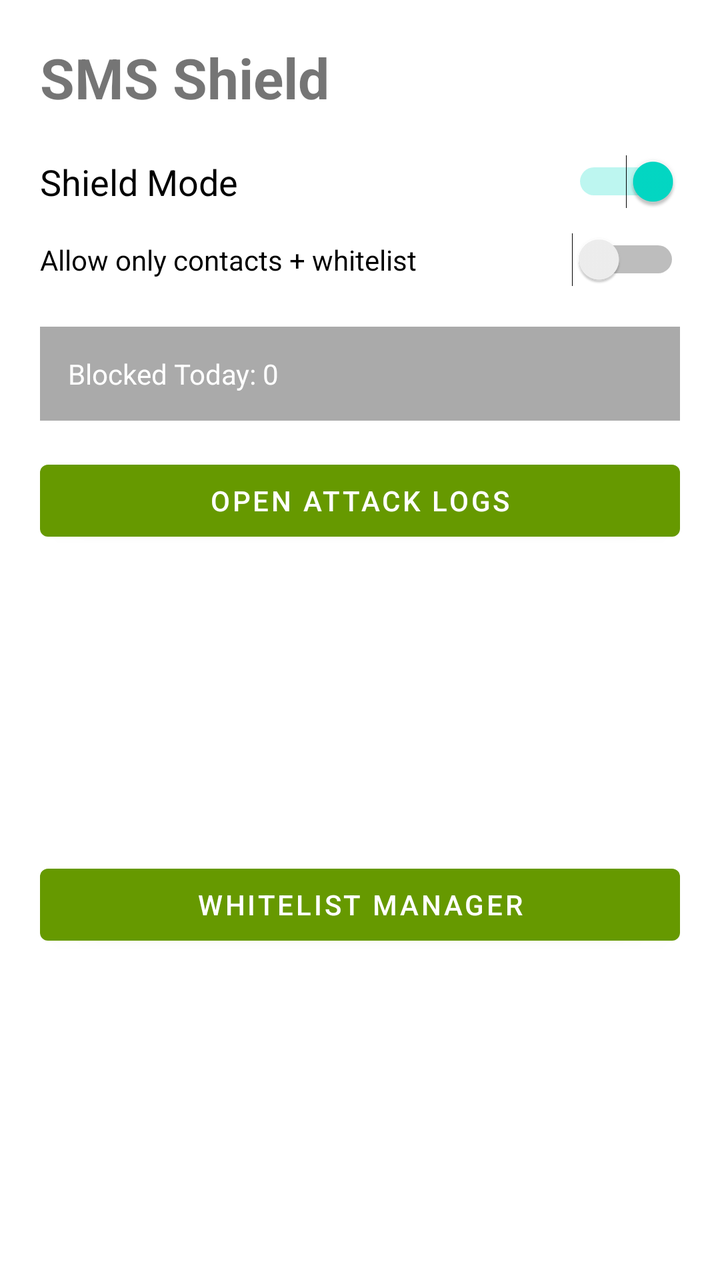
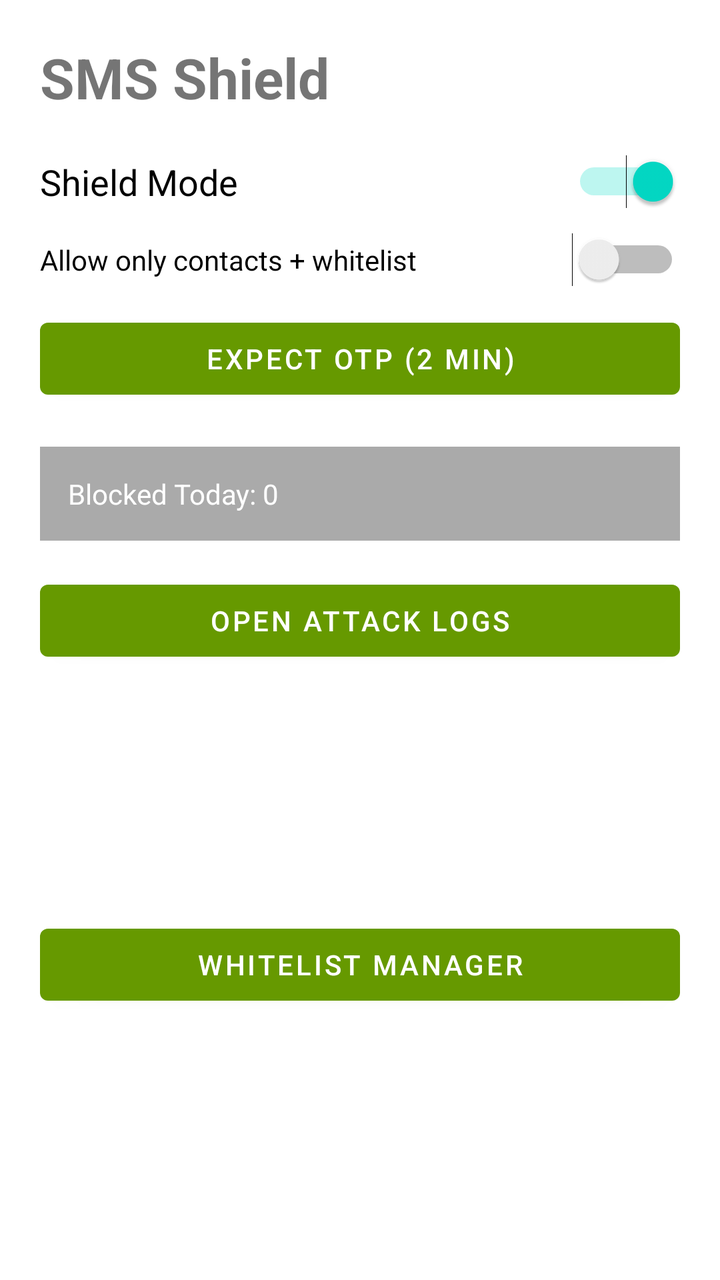

Before-and-after screenshots of an Android layout around one commit, followed by the original layout XML and the change that was made.
<!-- AndroidManifest.xml: application theme Theme.SmsShield -->
<!-- res/layout/activity_main.xml -->
<?xml version="1.0" encoding="utf-8"?>

<ScrollView xmlns:android="http://schemas.android.com/apk/res/android"
    xmlns:app="http://schemas.android.com/apk/res-auto"
    android:layout_width="match_parent"
    android:layout_height="match_parent"
    android:fillViewport="true">

    <androidx.constraintlayout.widget.ConstraintLayout
        android:layout_width="match_parent"
        android:layout_height="wrap_content"
        android:padding="20dp">

        <TextView
            android:id="@+id/textTitle"
            android:layout_width="0dp"
            android:layout_height="wrap_content"
            android:text="@string/title"
            android:textSize="28sp"
            android:textStyle="bold"
            app:layout_constraintStart_toStartOf="parent"
            app:layout_constraintTop_toTopOf="parent"
            app:layout_constraintEnd_toEndOf="parent" />

        <Switch
            android:id="@+id/switchShield"
            android:layout_width="0dp"
            android:layout_height="wrap_content"
            android:layout_marginTop="20dp"
            android:checked="true"
            android:text="@string/shield_switch"
            android:textSize="18sp"
            app:layout_constraintStart_toStartOf="parent"
            app:layout_constraintTop_toBottomOf="@id/textTitle"
            app:layout_constraintEnd_toEndOf="parent" />

        <Switch
            android:id="@+id/switchContactsOnly"
            android:layout_width="0dp"
            android:layout_height="wrap_content"
            android:layout_marginTop="12dp"
            android:text="@string/contacts_only_switch"
            app:layout_constraintStart_toStartOf="parent"
            app:layout_constraintTop_toBottomOf="@id/switchShield"
            app:layout_constraintEnd_toEndOf="parent" />

        <TextView
            android:id="@+id/textStats"
            android:layout_width="0dp"
            android:layout_height="wrap_content"
            android:layout_marginTop="20dp"
            android:background="@android:color/darker_gray"
            android:padding="14dp"
            android:text="@string/stats_placeholder"
            android:textColor="@android:color/white"
            app:layout_constraintStart_toStartOf="parent"
            app:layout_constraintTop_toBottomOf="@id/switchContactsOnly"
            app:layout_constraintEnd_toEndOf="parent" />

        <Button
            android:id="@+id/buttonLogs"
            android:layout_width="0dp"
            android:layout_height="wrap_content"
            android:layout_marginTop="16dp"
            android:text="@string/open_logs"
            app:layout_constraintStart_toStartOf="parent"
            app:layout_constraintTop_toBottomOf="@id/textStats"
            app:layout_constraintEnd_toEndOf="parent" />

        <Button
            android:id="@+id/buttonWhitelist"
            android:layout_width="0dp"
            android:layout_height="wrap_content"
            android:layout_marginTop="10dp"
            android:text="@string/manage_whitelist"
            app:layout_constraintStart_toStartOf="parent"
            app:layout_constraintTop_toBottomOf="@id/buttonLogs"
            app:layout_constraintEnd_toEndOf="parent"
            app:layout_constraintBottom_toBottomOf="parent" />

    </androidx.constraintlayout.widget.ConstraintLayout>

</ScrollView>
<!-- resources referenced by this layout -->
<resources>
  <string name="contacts_only_switch">Allow only contacts + whitelist</string>
  <string name="manage_whitelist">Whitelist Manager</string>
  <string name="open_logs">Open Attack Logs</string>
  <string name="shield_switch">Shield Mode</string>
  <string name="stats_placeholder">Blocked Today: 0</string>
  <string name="title">SMS Shield</string>
  <style name="Theme.SmsShield" parent="Theme.MaterialComponents.DayNight.NoActionBar">
          <item name="colorPrimary">@android:color/holo_green_dark</item>
          <item name="colorPrimaryVariant">@android:color/holo_green_light</item>
          <item name="colorOnPrimary">@android:color/white</item>
          <item name="android:statusBarColor">@android:color/black</item>
          <item name="android:navigationBarColor">@android:color/black</item>
          <item name="android:windowLightStatusBar" tools:targetApi="m">false</item>
      </style>
</resources>

<!-- the commit's change to res/layout/activity_main.xml (unified diff, before → after) -->
@@ -44,6 +44,16 @@
             app:layout_constraintTop_toBottomOf="@id/switchShield"
             app:layout_constraintEnd_toEndOf="parent" />
 
+        <Button
+            android:id="@+id/buttonExpectOtp"
+            android:layout_width="0dp"
+            android:layout_height="wrap_content"
+            android:layout_marginTop="12dp"
+            android:text="@string/expect_otp_button"
+            app:layout_constraintStart_toStartOf="parent"
+            app:layout_constraintTop_toBottomOf="@id/switchContactsOnly"
+            app:layout_constraintEnd_toEndOf="parent" />
+
         <TextView
             android:id="@+id/textStats"
             android:layout_width="0dp"
@@ -54,7 +64,7 @@
             android:text="@string/stats_placeholder"
             android:textColor="@android:color/white"
             app:layout_constraintStart_toStartOf="parent"
-            app:layout_constraintTop_toBottomOf="@id/switchContactsOnly"
+            app:layout_constraintTop_toBottomOf="@id/buttonExpectOtp"
             app:layout_constraintEnd_toEndOf="parent" />
 
         <Button
<!-- resource entries referenced after the edit -->
@@ -1,6 +1,7 @@
 <!-- resources referenced by this layout -->
 <resources>
   <string name="contacts_only_switch">Allow only contacts + whitelist</string>
+  <string name="expect_otp_button">Expect OTP (2 min)</string>
   <string name="manage_whitelist">Whitelist Manager</string>
   <string name="open_logs">Open Attack Logs</string>
   <string name="shield_switch">Shield Mode</string>
